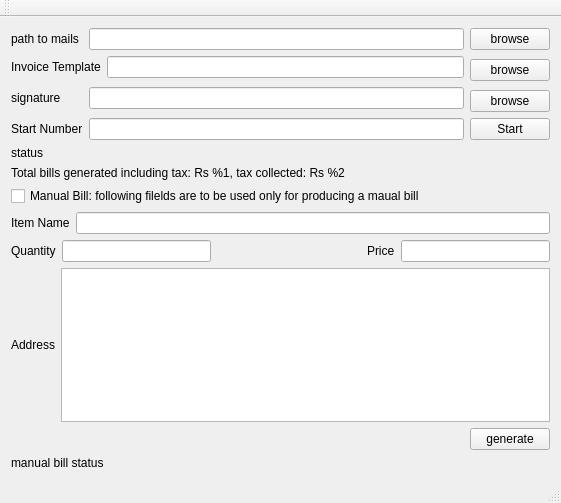
The window that mainwindow.ui (pritamghanghas/prepare_bills) describes before a commit, drawn with Qt 5.
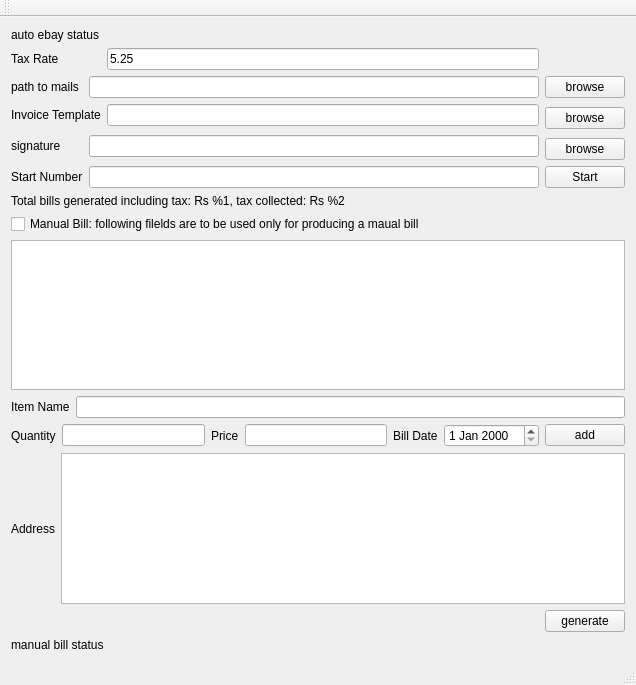
The same window after the commit.

Commit message: add full support for manual bills

Patch:
```diff
--- a/mainwindow.ui
+++ b/mainwindow.ui
@@ -6,8 +6,8 @@
    <rect>
     <x>0</x>
     <y>0</y>
-    <width>561</width>
-    <height>503</height>
+    <width>636</width>
+    <height>685</height>
    </rect>
   </property>
   <property name="windowTitle">
@@ -15,85 +15,99 @@
   </property>
   <widget class="QWidget" name="centralWidget">
    <layout class="QVBoxLayout" name="verticalLayout">
+    <item>
+     <widget class="QLabel" name="status_label">
+      <property name="text">
+       <string>auto ebay status</string>
+      </property>
+     </widget>
+    </item>
     <item>
      <layout class="QGridLayout" name="gridLayout">
-      <item row="0" column="0">
+      <item row="2" column="1">
        <widget class="QLabel" name="path_to_emails">
         <property name="text">
          <string>path to mails</string>
         </property>
        </widget>
       </item>
-      <item row="0" column="1" colspan="2">
+      <item row="2" column="2" colspan="2">
        <widget class="QLineEdit" name="email_path_edit"/>
       </item>
-      <item row="0" column="3">
+      <item row="2" column="4">
        <widget class="QPushButton" name="pushButton">
         <property name="text">
          <string>browse</string>
         </property>
        </widget>
       </item>
-      <item row="1" column="0" colspan="2">
+      <item row="3" column="1" colspan="2">
        <widget class="QLabel" name="label">
         <property name="text">
          <string>Invoice Template</string>
         </property>
        </widget>
       </item>
-      <item row="1" column="2">
+      <item row="3" column="3">
        <widget class="QLineEdit" name="invoice_template_edit"/>
       </item>
-      <item row="1" column="3" rowspan="2">
+      <item row="3" column="4" rowspan="2">
        <widget class="QPushButton" name="invoice_button">
         <property name="text">
          <string>browse</string>
         </property>
        </widget>
       </item>
-      <item row="2" column="0" rowspan="2">
+      <item row="4" column="1" rowspan="2">
        <widget class="QLabel" name="label_2">
         <property name="text">
          <string>signature</string>
         </property>
        </widget>
       </item>
-      <item row="2" column="1" rowspan="2" colspan="2">
+      <item row="4" column="2" rowspan="2" colspan="2">
        <widget class="QLineEdit" name="signature_path_edit"/>
       </item>
-      <item row="3" column="3">
+      <item row="5" column="4">
        <widget class="QPushButton" name="signature_button">
         <property name="text">
          <string>browse</string>
         </property>
        </widget>
       </item>
-      <item row="4" column="0">
+      <item row="6" column="1">
        <widget class="QLabel" name="start_number_label">
         <property name="text">
          <string>Start Number</string>
         </property>
        </widget>
       </item>
-      <item row="4" column="1" colspan="2">
+      <item row="6" column="2" colspan="2">
        <widget class="QLineEdit" name="start_number_edit"/>
       </item>
-      <item row="4" column="3">
+      <item row="6" column="4">
        <widget class="QPushButton" name="start_button">
         <property name="text">
          <string>Start</string>
         </property>
        </widget>
       </item>
+      <item row="0" column="1">
+       <widget class="QLabel" name="label_8">
+        <property name="text">
+         <string>Tax Rate</string>
+        </property>
+       </widget>
+      </item>
+      <item row="0" column="3">
+       <widget class="QLineEdit" name="taxRateField">
+        <property name="text">
+         <string>5.25</string>
+        </property>
+       </widget>
+      </item>
      </layout>
     </item>
-    <item>
-     <widget class="QLabel" name="status_label">
-      <property name="text">
-       <string>status</string>
-      </property>
-     </widget>
-    </item>
     <item>
      <widget class="QLabel" name="value_label">
       <property name="text">
@@ -108,6 +122,13 @@
       </property>
      </widget>
     </item>
+    <item>
+     <widget class="QTextEdit" name="itemsEdit">
+      <property name="readOnly">
+       <bool>true</bool>
+      </property>
+     </widget>
+    </item>
     <item>
      <layout class="QHBoxLayout" name="horizontalLayout_2">
       <item>
@@ -134,19 +155,6 @@
       <item>
        <widget class="QLineEdit" name="quantityField"/>
       </item>
-      <item>
-       <spacer name="horizontalSpacer_2">
-        <property name="orientation">
-         <enum>Qt::Horizontal</enum>
-        </property>
-        <property name="sizeHint" stdset="0">
-         <size>
-          <width>40</width>
-          <height>20</height>
-         </size>
-        </property>
-       </spacer>
-      </item>
       <item>
        <widget class="QLabel" name="label_7">
         <property name="text">
@@ -157,6 +165,23 @@
       <item>
        <widget class="QLineEdit" name="priceField"/>
       </item>
+      <item>
+       <widget class="QLabel" name="label_3">
+        <property name="text">
+         <string>Bill Date</string>
+        </property>
+       </widget>
+      </item>
+      <item>
+       <widget class="QDateEdit" name="billDateEdit"/>
+      </item>
+      <item>
+       <widget class="QPushButton" name="addItemButton">
+        <property name="text">
+         <string>add</string>
+        </property>
+       </widget>
+      </item>
      </layout>
     </item>
     <item>
```
Left out of the diff: 20 changed lines with no effect on the pictures. The commit also changes 2 other files.
